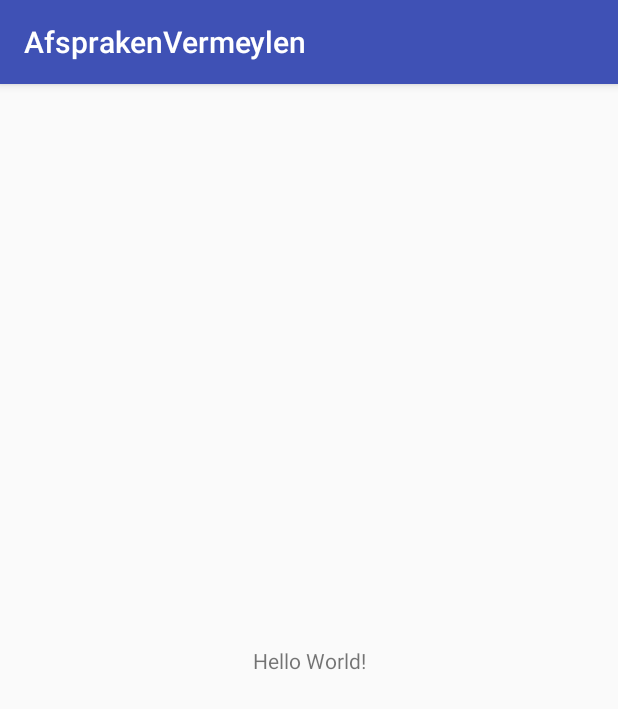
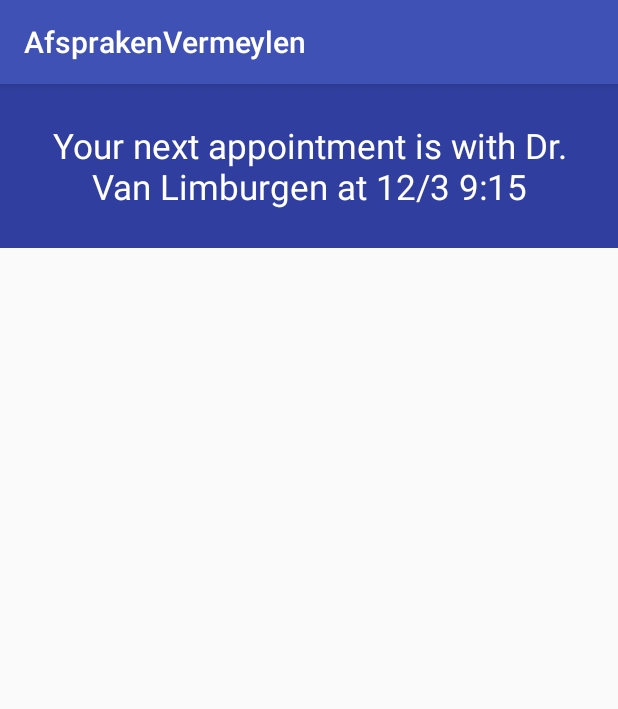
Before and after one commit to VermeylenBart/AfsprakenVermeylen, an Android app: the screen it shows after launch (MainActivity), on a phone screen of 412 x 824 dp. Shown: the top 709 px of the screen. Run offline under Robolectric (Android 15) with nearby library versions, the phone set to English and light mode, and no system bars.

Commit message:
WorkingWithoutList
Working application of next appointment and showing next screen if clicked on next appointment.
No list of all appointments included

```diff
--- a/app/src/main/AndroidManifest.xml
+++ b/app/src/main/AndroidManifest.xml
@@ -16,6 +16,7 @@
                 <category android:name="android.intent.category.LAUNCHER" />
             </intent-filter>
         </activity>
+        <activity android:name=".DetailActivity"></activity>
     </application>
 
 </manifest>
--- a/app/src/main/java/be/eaict/afsprakenvermeylen/MainActivity.java
+++ b/app/src/main/java/be/eaict/afsprakenvermeylen/MainActivity.java
@@ -1,7 +1,11 @@
 package be.eaict.afsprakenvermeylen;
 
+import android.content.Intent;
 import android.support.v7.app.AppCompatActivity;
 import android.os.Bundle;
+import android.view.View;
+import android.widget.TextView;
+import java.util.List;
 
 public class MainActivity extends AppCompatActivity {
 
@@ -9,5 +13,22 @@ public class MainActivity extends AppCompatActivity {
     protected void onCreate(Bundle savedInstanceState) {
         super.onCreate(savedInstanceState);
         setContentView(R.layout.activity_main);
+
+        final AppointmentDummyRepository _Appointments = new AppointmentDummyRepository();
+        final NextAppointment nextAppointmentData = new NextAppointment(_Appointments.getAppointments());
+
+        TextView nextAppointment = (TextView) findViewById(R.id.nextAppointment);
+        nextAppointment.setText(nextAppointmentData.getNextAppointment());
+
+        nextAppointment.setOnClickListener(new View.OnClickListener() {
+            @Override
+            public void onClick(View view) {
+                Intent i = new Intent(MainActivity.this, DetailActivity.class);
+                i.putExtra("Position", nextAppointmentData.getLowId());
+                startActivity(i);
+            }
+        });
+
+
     }
 }
--- /dev/null
+++ b/app/src/main/java/be/eaict/afsprakenvermeylen/NextAppointment.java
@@ -0,0 +1,36 @@
+package be.eaict.afsprakenvermeylen;
+
+import android.widget.TextView;
+import java.util.List;
+
+/**
+ * Created by Bartje on 12-Nov-17.
+ */
+
+public class NextAppointment {
+
+    private List<Appointment> appointments;
+
+    public NextAppointment(List<Appointment> list){
+        this.appointments = list;
+    }
+
+    private long Low = Long.MAX_VALUE;
+    private int LowId = 0;
+
+    String getNextAppointment(){
+        for (int i = 0; i < this.appointments.size(); i++){
+            if (appointments.get(i).getTime() > System.currentTimeMillis()){
+                if (Low > appointments.get(i).getTime()){
+                    Low = appointments.get(i).getTime();
+                    LowId = appointments.get(i).getId();
+                }
+            }
+        }
+        return ("Your next appointment is with " + appointments.get(LowId).getContactName() +
+                " at " + appointments.get(LowId).getDay() + "/" + appointments.get(LowId).getMonth() +
+                " " + appointments.get(LowId).getHour() + ":"+ + appointments.get(LowId).getMinute());
+    }
+
+    public int getLowId() {return LowId;}
+}
--- a/app/src/main/res/layout/activity_main.xml
+++ b/app/src/main/res/layout/activity_main.xml
@@ -1,18 +1,29 @@
 <?xml version="1.0" encoding="utf-8"?>
-<android.support.constraint.ConstraintLayout xmlns:android="http://schemas.android.com/apk/res/android"
+<LinearLayout
+    xmlns:android="http://schemas.android.com/apk/res/android"
     xmlns:app="http://schemas.android.com/apk/res-auto"
     xmlns:tools="http://schemas.android.com/tools"
     android:layout_width="match_parent"
     android:layout_height="match_parent"
-    tools:context="be.eaict.afsprakenvermeylen.MainActivity">
+    tools:context="be.eaict.afsprakenvermeylen.MainActivity"
+    android:orientation="vertical">
+
 
     <TextView
-        android:layout_width="wrap_content"
+        android:id="@+id/nextAppointment"
+        android:layout_width="match_parent"
         android:layout_height="wrap_content"
-        android:text="Hello World!"
-        app:layout_constraintBottom_toBottomOf="parent"
-        app:layout_constraintLeft_toLeftOf="parent"
-        app:layout_constraintRight_toRightOf="parent"
-        app:layout_constraintTop_toTopOf="parent" />
+        android:background="@color/colorPrimaryDark"
+        android:clickable="true"
+        android:gravity="center"
+        android:padding="25dp"
+        android:textColor="#fff"
+        android:textSize="23dp"/>
 
-</android.support.constraint.ConstraintLayout>
+    <ListView
+        android:id="@+id/appointmentList"
+        android:layout_width="match_parent"
+        android:layout_height="match_parent" />
+
+
+</LinearLayout>
```
Also changed, not shown: app/src/main/java/be/eaict/afsprakenvermeylen/DetailActivity.java (added, +36 -0 lines), app/src/main/res/layout/activity_detail.xml (added, +64 -0 lines), app/src/main/res/layout/activity_list_items.xml (added, +20 -0 lines).
